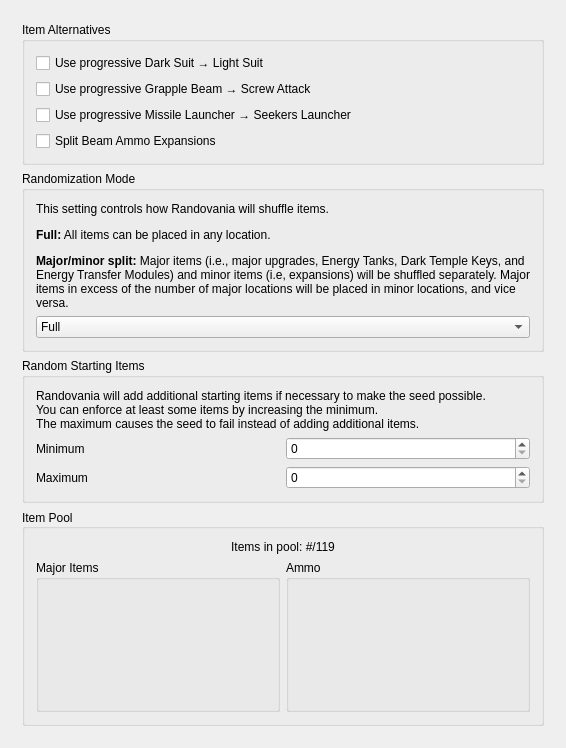
Above: randovania/gui/main_rules.ui from randovania/randovania before the change. Below: the same form after it.
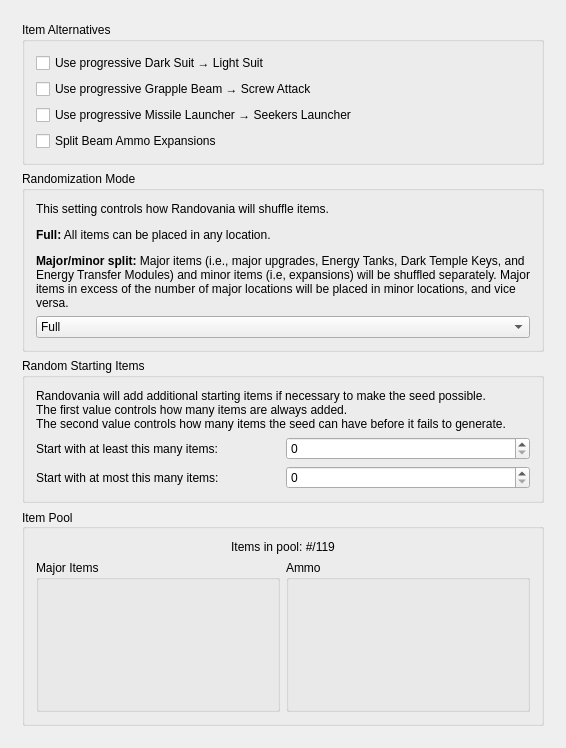
That is the form after the change.

Commit message: Prepare release notes for 0.29.0

What changed in the file:
```diff
--- a/randovania/gui/main_rules.ui
+++ b/randovania/gui/main_rules.ui
@@ -63,14 +63,14 @@
            <item row="2" column="0">
             <widget class="QLabel" name="maximum_starting_label">
              <property name="text">
-              <string>Maximum</string>
+              <string>Start with at most this many items:</string>
              </property>
             </widget>
            </item>
            <item row="1" column="0">
             <widget class="QLabel" name="minimum_starting_label">
              <property name="text">
-              <string>Minimum</string>
+              <string>Start with at least this many items:</string>
              </property>
              <property name="alignment">
               <set>Qt::AlignLeading|Qt::AlignLeft|Qt::AlignVCenter</set>
@@ -87,7 +87,7 @@
            <item row="0" column="0" colspan="2">
             <widget class="QLabel" name="random_starting_label">
              <property name="text">
-              <string>&lt;html&gt;&lt;head/&gt;&lt;body&gt;&lt;p&gt;Randovania will add additional starting items if necessary to make the seed possible.&lt;br/&gt;You can enforce at least some items by increasing the minimum.&lt;br/&gt;The maximum causes the seed to fail instead of adding additional items.&lt;/p&gt;&lt;/body&gt;&lt;/html&gt;</string>
+              <string>&lt;html&gt;&lt;head/&gt;&lt;body&gt;&lt;p&gt;Randovania will add additional starting items if necessary to make the seed possible.&lt;br/&gt;The first value controls how many items are always added.&lt;br/&gt;The second value controls how many items the seed can have before it fails to generate.&lt;/p&gt;&lt;/body&gt;&lt;/html&gt;</string>
              </property>
              <property name="wordWrap">
               <bool>true</bool>
```
Left out of the diff: 3 changed lines with no effect on the pictures. The commit also changes 1 other file.
